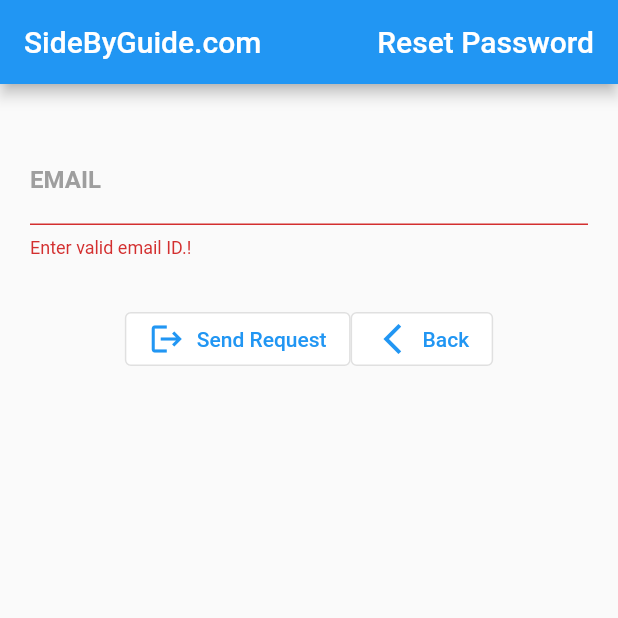
After one commit to CPAD2021SecA/SecAGroup02, a Flutter app: the screen it shows after launch, after a tap on "Forgot Password", after a tap on "Send Request", on a phone screen of 412 x 824 dp, the top half of it. The commit adds this screen. Run offline on Flutter 3.47's test engine with Material 2 defaults, Android fonts, the phone set to English and light mode, and no system bars; our stand-ins replace firebase_auth, firebase_core, google_fonts, google_sign_in; accounts and stored records are empty; Roboto replaces fonts that are missing (Montserrat); project files that could hold a hidden picture were left out.

Commit message:
Firebase - Password recovery

```diff
--- a/deployproj/lib/main.dart
+++ b/deployproj/lib/main.dart
@@ -1,3 +1,4 @@
+import 'package:deployproj/passwordreset.dart';
 import 'package:deployproj/service/auth.dart';
 import 'package:firebase_auth/firebase_auth.dart';
 import 'package:firebase_core/firebase_core.dart';
@@ -159,18 +160,19 @@ class _MyHomePageState extends State<MyHomePage> {
                         ),
 
                       ),
-                      SizedBox(height: 20.0),
+                      SizedBox(height: 10.0),
                       Container(
+
                       alignment: Alignment(1.0, 0.0),
                       padding: EdgeInsets.only(top: 15.0, left: 20.0),
                       child: InkWell(
-                        child: Text(
-                          'Forgot Password',
-                          style: TextStyle(
-                              color: Colors.green,
-                              fontWeight: FontWeight.bold,
-                              fontFamily: 'Montserrat',
-                              decoration: TextDecoration.underline),
+                        child: TextButton(
+                          child: Text("Forgot Password"),
+                          onPressed: () {
+                            Navigator.pop(context);
+                            Navigator.push(context,
+                                 MaterialPageRoute(builder: (context) => new ResetPassword()));
+                          },
                         ),
                       ),
                     ),
@@ -201,9 +203,7 @@ class _MyHomePageState extends State<MyHomePage> {
                                  MaterialPageRoute(builder: (context) => new DomainPage()));
                               }
                             }
-                            //  Navigator.push(context,
-                            //  MaterialPageRoute(builder: (context) => DomainPage()));
-                            // Navigator.of(context).pushNamed('/domain_page');
+
                           },
                           child: Center(
                             child: Text(
--- /dev/null
+++ b/deployproj/lib/passwordreset.dart
@@ -0,0 +1,102 @@
+import 'package:deployproj/main.dart';
+import 'package:deployproj/service/auth.dart';
+import 'package:flutter/cupertino.dart';
+import 'package:flutter/material.dart';
+
+class ResetPassword extends StatefulWidget {
+  const ResetPassword({ Key key }) : super(key: key);
+
+  @override
+  _ResetPasswordState createState() => _ResetPasswordState();
+}
+
+class _ResetPasswordState extends State<ResetPassword> {
+  final AuthService _auth = AuthService();
+  final _formKey = GlobalKey<FormState>();
+  String email = "";
+  @override
+  Widget build(BuildContext context) {
+    return new Scaffold(
+     appBar: AppBar(
+        title: Row(
+          // mainAxisAlignment: MainAxisAlignment.spaceBetween,
+          children: [
+            new Text("SideByGuide.com"),
+            Spacer(),
+            new Text("Reset Password"),
+
+          ],
+        ),
+
+      ),
+        resizeToAvoidBottomInset: false,
+        body: Column(
+          crossAxisAlignment: CrossAxisAlignment.start,
+          children: <Widget>[
+
+            Container(
+                padding: EdgeInsets.only(top: 35.0, left: 20.0, right: 20.0),
+                child: Form(
+                  key: _formKey,
+                  child: Column(
+                    children: <Widget>[
+                      TextFormField(
+                        validator: (value) => value.isEmpty ? "Enter valid email ID.!" : null,
+                        onChanged: (value) {
+                          setState(() {
+                            email = value;
+                          });
+                        },
+                        decoration: InputDecoration(
+                          labelText: 'EMAIL',
+                          labelStyle: TextStyle(
+                          fontFamily: 'Montserrat',
+                          fontWeight: FontWeight.bold,
+                          color: Colors.grey),
+                          focusedBorder: UnderlineInputBorder(borderSide: BorderSide(color: Colors.green) )
+                        ),
+
+                      ),
+                      SizedBox(height: 20.0),
+
+                    ],
+                  ),
+                ),
+            ),
+            SizedBox(height: 10.0),
+            Row(
+              mainAxisAlignment: MainAxisAlignment.center,
+              children: [
+
+                OutlinedButton.icon(onPressed: () async {
+                            if(_formKey.currentState.validate()){
+                              _auth.sendPasswordReset(email);
+                              ScaffoldMessenger.of(context).showSnackBar(SnackBar(
+                                  content: Text("Please check your registered email for reset link.!"),
+                                ));
+                              Navigator.pop(context);
+                              Navigator.push(context,
+                                  MaterialPageRoute(builder: (context) => new MyHomePage()));
+                            }
+
+                        }, icon: Icon(Icons.logout), label: Text("Send Request"), style: ButtonStyle(
+                          foregroundColor: MaterialStateProperty.all<Color>(Colors.blue),
+                          backgroundColor: MaterialStateProperty.all<Color>(Colors.white),
+
+                        ),),
+                OutlinedButton.icon(onPressed: () async {
+                              Navigator.pop(context);
+                              Navigator.push(context,
+                                  MaterialPageRoute(builder: (context) => new MyHomePage()));
+
+                        }, icon: Icon(Icons.arrow_back_ios_new), label: Text("Back"), style: ButtonStyle(
+                          foregroundColor: MaterialStateProperty.all<Color>(Colors.blue),
+                          backgroundColor: MaterialStateProperty.all<Color>(Colors.white),
+
+                        ),),
+              ],
+            ),
+          ],
+        ));
+  }
+}
--- a/deployproj/lib/service/auth.dart
+++ b/deployproj/lib/service/auth.dart
@@ -20,6 +20,10 @@ class AuthService{
    }
    return user.displayName;
 }
+
+  void sendPasswordReset(String email){
+    _auth.sendPasswordResetEmail(email: email);
+  }
 
   Future googleLogin() async {
     final googleUser = await googleSignIn.signIn();
```
